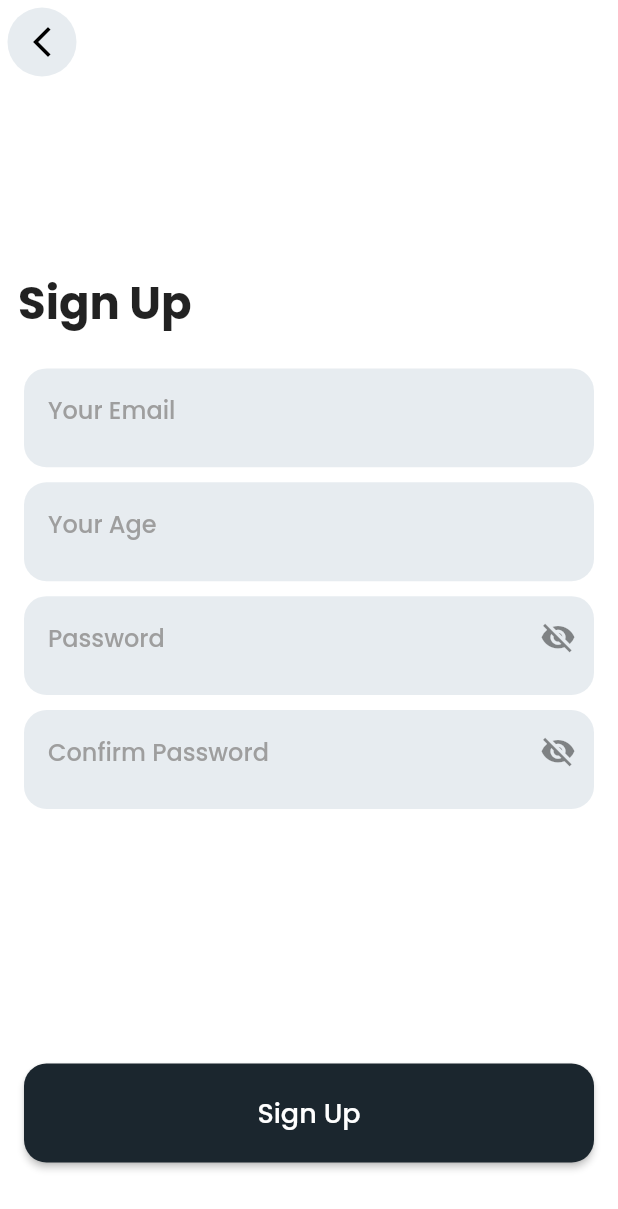
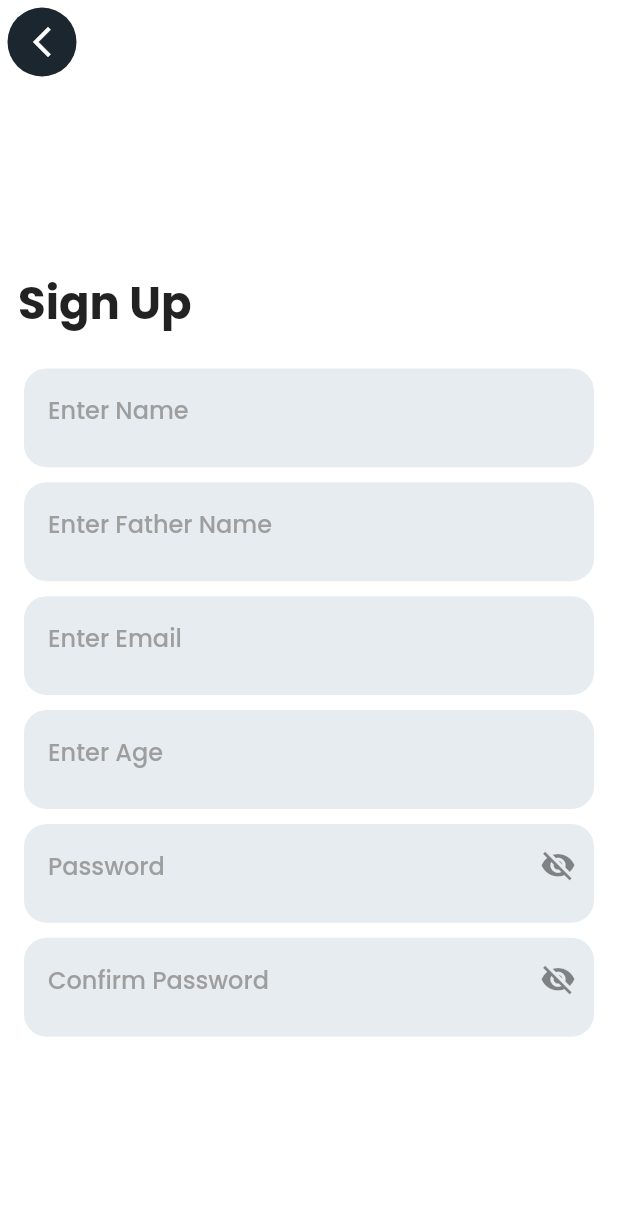
Before and after one commit to MuhammadZaeemIlyas/Flutter_with_Firebase, a Flutter app: the screen it shows after launch, on a phone screen of 412 x 824 dp. Shown: the top 1209 px of the screen. Run offline on Flutter 3.47's test engine with Material 2 defaults, Android fonts, the phone set to English and light mode, and no system bars; our stand-ins replace cloud_firestore, firebase_auth, firebase_core; accounts and stored records are empty.

Commit message:
new changes

```diff
--- a/lib/Firebase_auth/firebase_auth_services.dart
+++ b/lib/Firebase_auth/firebase_auth_services.dart
@@ -1,7 +1,11 @@
+import 'package:cloud_firestore/cloud_firestore.dart';
 import 'package:firebase_auth/firebase_auth.dart';
+import 'package:firebase_core/firebase_core.dart';
 
 class FirebaseAuthService {
   FirebaseAuth _auth = FirebaseAuth.instance;
+
+  FirebaseFirestore _store = FirebaseFirestore.instance;
 
   Future<User?> signupwithEmailandPasssword(
       String email, String password) async {
@@ -26,4 +30,16 @@ class FirebaseAuthService {
     }
     return null;
   }
+
+  Future AddUserDetails(
+    String name,
+    String fathername,
+    double age,
+  ) async {
+    await _store.collection('Users').add({
+      'Name': name,
+      'Father Name': fathername,
+      'Age': age,
+    });
+  }
 }
--- a/lib/customthings/Widgets/widgets.dart
+++ b/lib/customthings/Widgets/widgets.dart
@@ -123,8 +123,8 @@ class backbutton extends StatefulWidget {
   const backbutton(
       {super.key,
       required this.backbtn,
-      this.containercolor = Colors.white,
-      this.iconcolor = Colors.black});
+      this.containercolor = Colors.black,
+      this.iconcolor = Colors.white});
 
   @override
   State<backbutton> createState() => _backbuttonState();
@@ -137,7 +137,7 @@ class _backbuttonState extends State<backbutton> {
       padding: const EdgeInsets.all(5),
       child: CircleAvatar(
         radius: 3,
-        backgroundColor: AppColors.black10,
+        backgroundColor: widget.containercolor,
         child: IconButton(
             onPressed: widget.backbtn,
             icon: Icon(
--- a/lib/main.dart
+++ b/lib/main.dart
@@ -21,6 +21,7 @@ class _MyAppState extends State<MyApp> {
   @override
   Widget build(BuildContext context) {
     return MaterialApp(
+      debugShowCheckedModeBanner: false,
       home: Emailsignup(),
     );
   }
--- a/lib/screens/email auth/sign_up.dart
+++ b/lib/screens/email auth/sign_up.dart
@@ -15,11 +15,14 @@ class Emailsignup extends StatefulWidget {
 }
 
 bool _obscureText = true;
+bool verifypassword = false;
 
 class _EmailsignupState extends State<Emailsignup> {
   final FirebaseAuthService auth2 = FirebaseAuthService();
-
+  TextEditingController nameController = TextEditingController();
+  TextEditingController fathernameController = TextEditingController();
   TextEditingController emailController = TextEditingController();
+  TextEditingController ageController = TextEditingController();
   TextEditingController passwordController = TextEditingController();
   TextEditingController confirmpassController = TextEditingController();
 
@@ -36,7 +39,7 @@ class _EmailsignupState extends State<Emailsignup> {
       appBar: AppBar(
         elevation: 0,
         backgroundColor: Colors.white,
-        leading: backbutton(backbtn: () {}),
+        leading: backbutton(backbtn: () {}, containercolor: AppColors.black100),
       ),
       body: SingleChildScrollView(
         child: Container(
@@ -61,11 +64,20 @@ class _EmailsignupState extends State<Emailsignup> {
                 child: Column(
                   children: [
                     Appfield(
-                      labelText: 'Your Email',
+                      controller: nameController,
+                      labelText: 'Enter Name',
+                    ),
+                    Appfield(
+                      controller: fathernameController,
+                      labelText: 'Enter Father Name',
                     ),
                     Appfield(
                       controller: emailController,
-                      labelText: 'Your Age',
+                      labelText: 'Enter Email',
+                    ),
+                    Appfield(
+                      controller: ageController,
+                      labelText: 'Enter Age',
                     ),
                     Appfield(
                       controller: passwordController,
@@ -82,6 +94,7 @@ class _EmailsignupState extends State<Emailsignup> {
                       obscureText: _obscureText,
                     ),
                     Appfield(
+                      controller: confirmpassController,
                       SuffixIcon: IconButton(
                           onPressed: () {
                             setState(() {
@@ -101,8 +114,12 @@ class _EmailsignupState extends State<Emailsignup> {
                       width: MediaQuery.of(context).size.width,
                       height: MediaQuery.of(context).size.height * 0.08,
                       child: AppButton(
-                          onPressed: () {
-                            signup();
+                          onPressed: () async {
+                            await checker();
+                            setState(() {
+                              signup();
+                              adduser();
+                            });
                           },
                           btntext: 'Sign Up',
                           btntextsize: 18,
@@ -118,18 +135,55 @@ class _EmailsignupState extends State<Emailsignup> {
     );
   }
 
+  bool checker() {
+    String password = passwordController.text.trim();
+    String confirmpassword = confirmpassController.text.trim();
+
+    if (password == confirmpassword) {
+      print('password is verified');
+
+      print('hello $password');
+      print('confirm password $confirmpassword');
+      return true;
+    } else {
+      print('password is not same');
+
+      return false;
+    }
+  }
+
   void signup() async {
     String email = emailController.text.trim();
     String password = passwordController.text.trim();
+    String confirmpassword = confirmpassController.text.trim();
 
-    User? user = await auth2.signupwithEmailandPasssword(email, password);
-    print('hello $email');
-    print('hello $password');
+    User? user;
+    if (checker()) {
+      user = await auth2.signupwithEmailandPasssword(email, password);
+    }
 
-    if (user != null) {
+    print('Email: $email');
+    print('Password: $password');
+
+    setState(() {
+      print(checker());
+    });
+
+    if (user != null && checker() == true) {
       print('User is created');
     } else {
       print('There is error');
     }
   }
+
+  void adduser() async {
+    String name = nameController.text.trim();
+    String fathername = fathernameController.text.trim();
+    double age = double.parse(ageController.text.trim());
+
+    await auth2.AddUserDetails(name, fathername, age);
+    print('name:$name');
+    print('father name:$fathername');
+    print('Age : $age');
+  }
 }
--- a/pubspec.yaml
+++ b/pubspec.yaml
@@ -37,6 +37,7 @@ dependencies:
   cupertino_icons: ^1.0.2
   firebase_core: ^2.15.1
   firebase_auth: ^4.9.0
+  cloud_firestore: ^4.9.3
 
 
 dev_dependencies:
```
Also changed, not shown: pubspec.lock, 1 other file.
